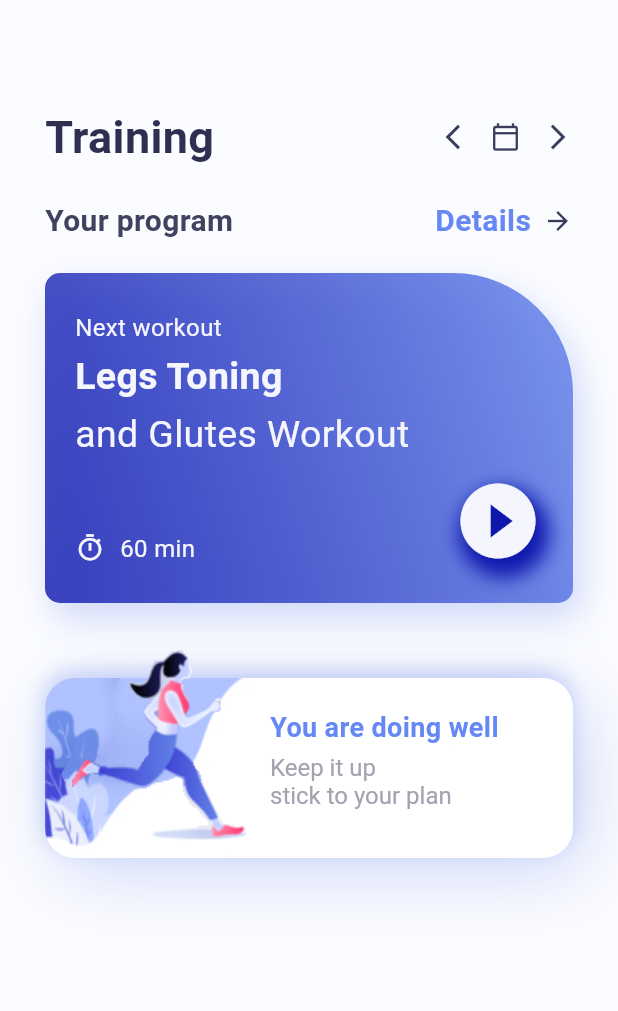
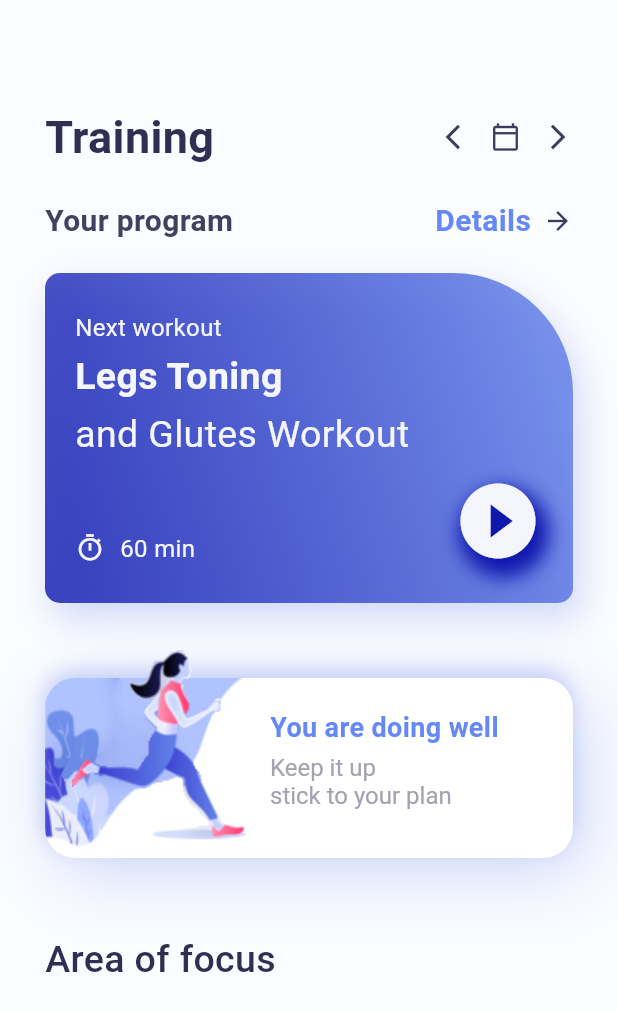
Before and after one commit to Shahin4292/Video-Player, a Flutter app: the screen it shows after launch, on a phone screen of 412 x 824 dp. Shown: the top 1011 px of the screen. Run offline on Flutter 3.47's test engine with Material 3 defaults, Android fonts, the phone set to English and light mode, and no system bars.

Commit message:
add text title

```diff
--- a/lib/view/home_view/home_view.dart
+++ b/lib/view/home_view/home_view.dart
@@ -16,6 +16,7 @@ class _HomeViewState extends State<HomeView> {
       body: Container(
         padding: EdgeInsets.only(top: 70, left: 30, right: 30),
         child: Column(
+          crossAxisAlignment: CrossAxisAlignment.start,
           spacing: 20,
           children: [
             Row(
@@ -193,10 +194,15 @@ class _HomeViewState extends State<HomeView> {
                             ]))
                       ],
                     ),
-                  )
+                  ),
                 ],
               ),
             ),
+            Text("Area of focus",
+                style: TextStyle(
+                    fontSize: 25,
+                    color: AppColor.homeViewTitle,
+                    fontWeight: FontWeight.w500)),
           ],
         ),
       ),
```
